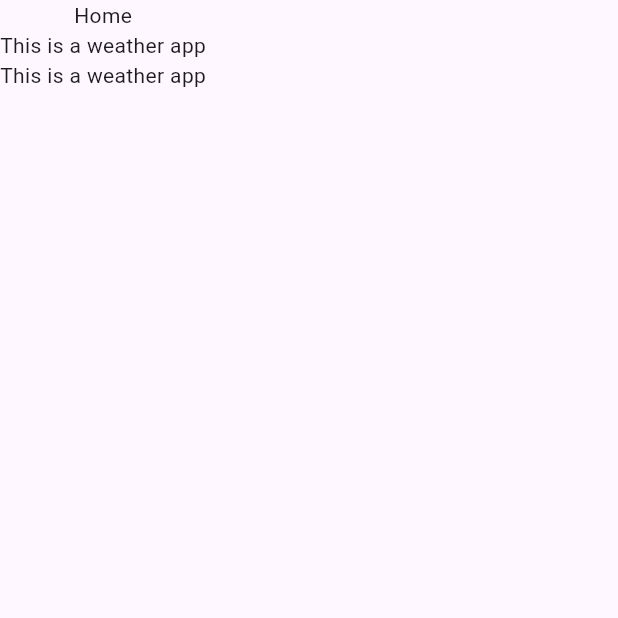
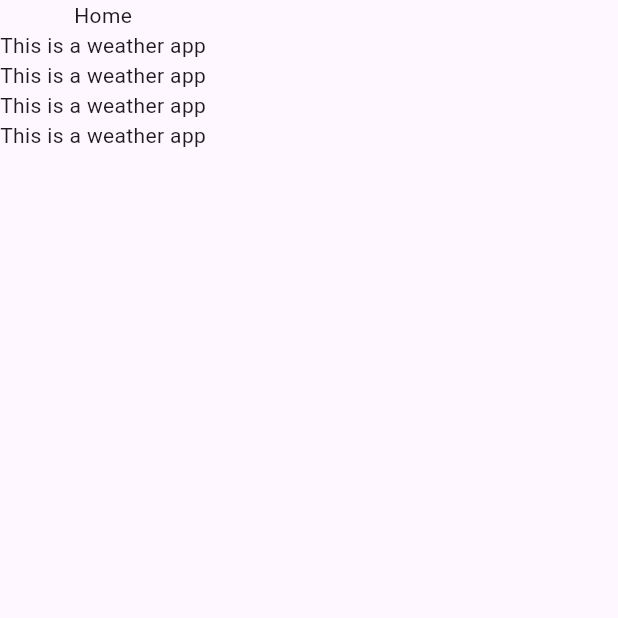
Before and after one commit to NadiaMansha/fluuter_ui_challenge, a Flutter app: the screen it shows after launch, on a phone screen of 412 x 824 dp, the top half of it. Run offline on Flutter 3.47's test engine with Material 2 defaults, Android fonts, the phone set to English and light mode, and no system bars.

Commit message:
new changes in new branch called apis

```diff
--- a/lib/screens/home.dart
+++ b/lib/screens/home.dart
@@ -11,8 +11,12 @@ class _HomeState extends State<Home> {
   @override
   Widget build(BuildContext context) {
     return const Scaffold(
-        body: Column(children: [Text('Home'), Text('This is a weather app'),
-                                Text('This is a weather app')
-                               ]));
+        body: Column(children: [
+      Text('Home'),
+      Text('This is a weather app'),
+      Text('This is a weather app'),
+      Text('This is a weather app'),
+      Text('This is a weather app'),
+    ]));
   }
 }
```
